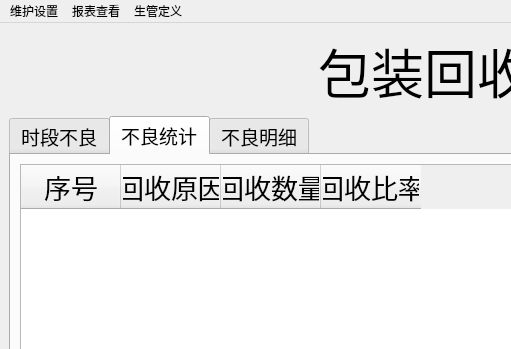
Old version of the form qt5_proj/mainForm.ui in the repository clang2you/packing_defective; both pictures show x 0 to 511 and y 0 to 349 of the 1113 by 938 pixel window.
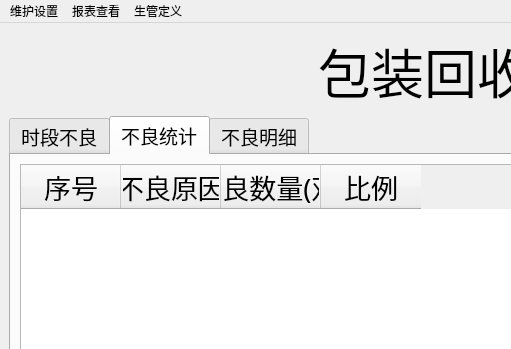
New version of the form. The open tabs and pages were chosen to show the change.

Patch:
```diff
--- a/qt5_proj/mainForm.ui
+++ b/qt5_proj/mainForm.ui
@@ -166,17 +166,17 @@
           </column>
           <column>
            <property name="text">
-            <string>回收原因</string>
+            <string>不良原因</string>
            </property>
           </column>
           <column>
            <property name="text">
-            <string>回收数量</string>
+            <string>不良数量(双)</string>
            </property>
           </column>
           <column>
            <property name="text">
-            <string>回收比率</string>
+            <string>比例</string>
            </property>
           </column>
          </widget>
```
Left out of the diff: 2 changed lines with no effect on the pictures.
